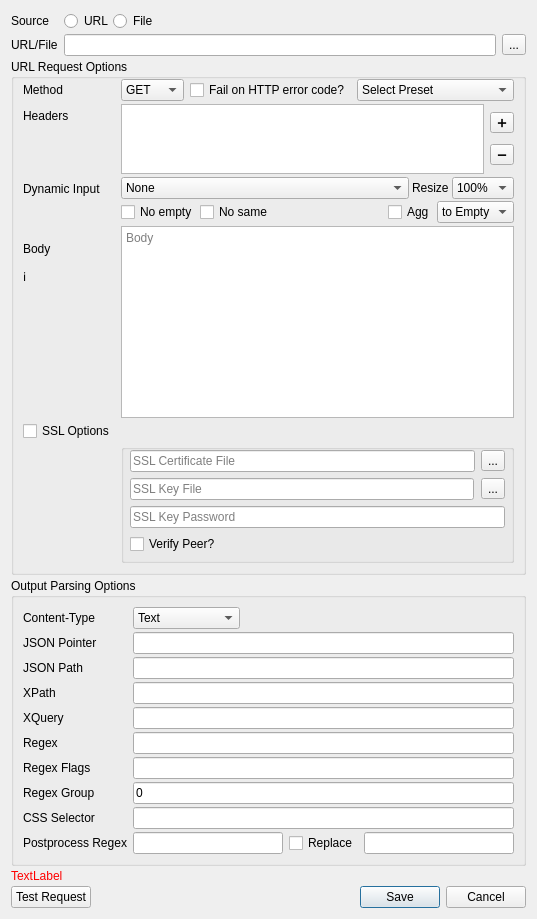
Above: src/ui/requestbuilder.ui from locaal-ai/obs-urlsource before the change. Below: the same form after it.
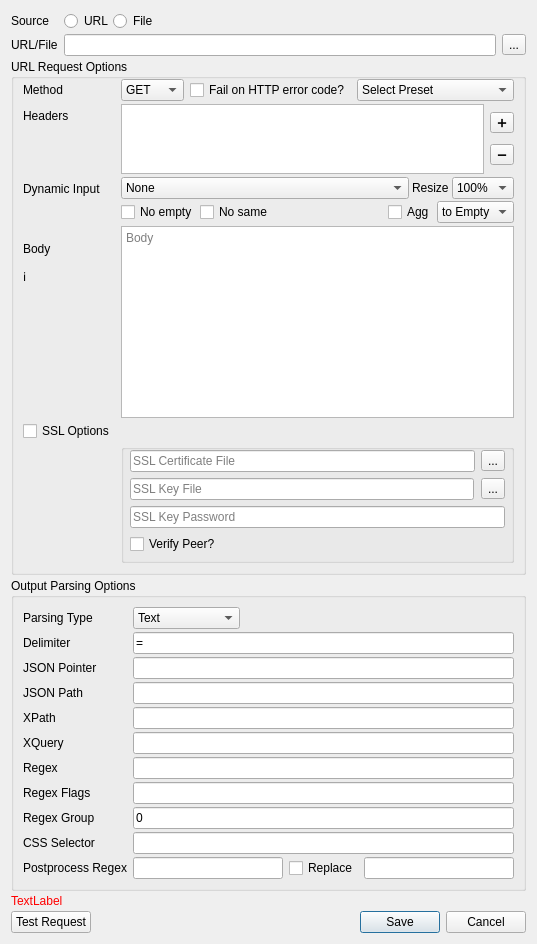
That is the form after the change.

Commit message: chore: Add support for parsing key-value pairs in URL source response (#97)

Patch:
```diff
--- a/src/ui/requestbuilder.ui
+++ b/src/ui/requestbuilder.ui
@@ -7,7 +7,7 @@
     <x>0</x>
     <y>0</y>
     <width>493</width>
-    <height>809</height>
+    <height>931</height>
    </rect>
   </property>
   <property name="sizePolicy">
@@ -747,7 +747,7 @@
       <item row="0" column="0">
        <widget class="QLabel" name="label_7">
         <property name="text">
-         <string>Content-Type</string>
+         <string>Parsing Type</string>
         </property>
        </widget>
       </item>
@@ -790,102 +790,102 @@
         </item>
        </widget>
       </item>
-      <item row="1" column="0">
+      <item row="2" column="0">
        <widget class="QLabel" name="label_8">
         <property name="text">
          <string>JSON Pointer</string>
         </property>
        </widget>
       </item>
-      <item row="1" column="1">
+      <item row="2" column="1">
        <widget class="QLineEdit" name="outputJSONPointerLineEdit">
         <property name="placeholderText">
          <string/>
         </property>
        </widget>
       </item>
-      <item row="2" column="0">
+      <item row="3" column="0">
        <widget class="QLabel" name="label_9">
         <property name="text">
          <string>JSON Path</string>
         </property>
        </widget>
       </item>
-      <item row="2" column="1">
+      <item row="3" column="1">
        <widget class="QLineEdit" name="outputJSONPathLineEdit"/>
       </item>
-      <item row="3" column="0">
+      <item row="4" column="0">
        <widget class="QLabel" name="label_10">
         <property name="text">
          <string>XPath</string>
         </property>
        </widget>
       </item>
-      <item row="3" column="1">
+      <item row="4" column="1">
        <widget class="QLineEdit" name="outputXPathLineEdit"/>
       </item>
-      <item row="4" column="0">
+      <item row="5" column="0">
        <widget class="QLabel" name="label_11">
         <property name="text">
          <string>XQuery</string>
         </property>
        </widget>
       </item>
-      <item row="4" column="1">
+      <item row="5" column="1">
        <widget class="QLineEdit" name="outputXQueryLineEdit"/>
       </item>
-      <item row="5" column="0">
+      <item row="6" column="0">
        <widget class="QLabel" name="label_12">
         <property name="text">
          <string>Regex</string>
         </property>
        </widget>
       </item>
-      <item row="5" column="1">
+      <item row="6" column="1">
        <widget class="QLineEdit" name="outputRegexLineEdit"/>
       </item>
-      <item row="6" column="0">
+      <item row="7" column="0">
        <widget class="QLabel" name="label_13">
         <property name="text">
          <string>Regex Flags</string>
         </property>
        </widget>
       </item>
-      <item row="6" column="1">
+      <item row="7" column="1">
        <widget class="QLineEdit" name="outputRegexFlagsLineEdit"/>
       </item>
-      <item row="7" column="0">
+      <item row="8" column="0">
        <widget class="QLabel" name="label_14">
         <property name="text">
          <string>Regex Group</string>
         </property>
        </widget>
       </item>
-      <item row="7" column="1">
+      <item row="8" column="1">
        <widget class="QLineEdit" name="outputRegexGroupLineEdit">
         <property name="text">
          <string>0</string>
         </property>
        </widget>
       </item>
-      <item row="8" column="0">
+      <item row="9" column="0">
        <widget class="QLabel" name="label_17">
         <property name="text">
          <string>CSS Selector</string>
         </property>
        </widget>
       </item>
-      <item row="8" column="1">
+      <item row="9" column="1">
        <widget class="QLineEdit" name="cssSelectorLineEdit"/>
       </item>
-      <item row="9" column="0">
+      <item row="10" column="0">
        <widget class="QLabel" name="label_15">
         <property name="text">
          <string>Postprocess Regex</string>
         </property>
        </widget>
       </item>
-      <item row="9" column="1">
+      <item row="10" column="1">
        <widget class="QWidget" name="widget_9" native="true">
         <layout class="QHBoxLayout" name="horizontalLayout_7">
          <property name="leftMargin">
@@ -916,6 +916,20 @@
         </layout>
        </widget>
       </item>
+      <item row="1" column="1">
+       <widget class="QLineEdit" name="lineEdit_delimiter">
+        <property name="text">
+         <string>=</string>
+        </property>
+       </widget>
+      </item>
+      <item row="1" column="0">
+       <widget class="QLabel" name="label_18">
+        <property name="text">
+         <string>Delimiter</string>
+        </property>
+       </widget>
+      </item>
      </layout>
     </widget>
    </item>
```
Left out of the diff: 5 changed lines with no effect on the pictures. The commit also changes 8 other files.
